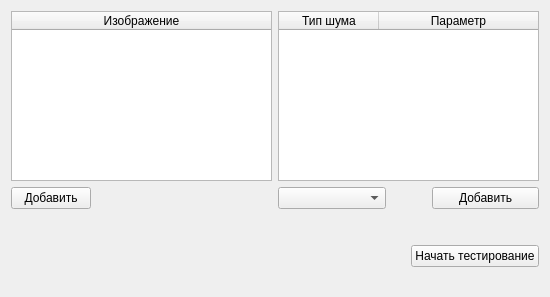
The window that ui/testingwidget.ui (massaraksh-yandex/thesis) describes before a commit, drawn with Qt 5.
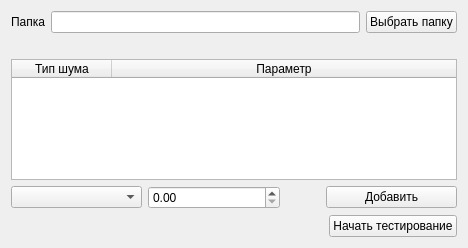
The same window after the commit.

What changed in the file:
```diff
--- a/ui/testingwidget.ui
+++ b/ui/testingwidget.ui
@@ -6,18 +6,61 @@
    <rect>
     <x>0</x>
     <y>0</y>
-    <width>550</width>
-    <height>297</height>
+    <width>468</width>
+    <height>248</height>
    </rect>
   </property>
   <property name="windowTitle">
    <string>Form</string>
   </property>
-  <layout class="QGridLayout" name="gridLayout">
-   <item row="0" column="1">
+  <layout class="QVBoxLayout" name="verticalLayout">
+   <item>
+    <layout class="QHBoxLayout" name="horizontalLayout">
+     <item>
+      <widget class="QLabel" name="label">
+       <property name="text">
+        <string>Папка</string>
+       </property>
+      </widget>
+     </item>
+     <item>
+      <widget class="QLineEdit" name="linePath"/>
+     </item>
+     <item>
+      <widget class="QPushButton" name="pushOpen">
+       <property name="text">
+        <string>Выбрать папку</string>
+       </property>
+      </widget>
+     </item>
+    </layout>
+   </item>
+   <item>
     <layout class="QVBoxLayout" name="verticalLayout_2">
      <item>
-      <widget class="QTableWidget" name="tableWidget">
+      <spacer name="verticalSpacer">
+       <property name="orientation">
+        <enum>Qt::Vertical</enum>
+       </property>
+       <property name="sizeType">
+        <enum>QSizePolicy::Fixed</enum>
+       </property>
+       <property name="sizeHint" stdset="0">
+        <size>
+         <width>20</width>
+         <height>20</height>
+        </size>
+       </property>
+      </spacer>
+     </item>
+     <item>
+      <widget class="QTableWidget" name="tableNoise">
+       <property name="editTriggers">
+        <set>QAbstractItemView::NoEditTriggers</set>
+       </property>
+       <property name="selectionBehavior">
+        <enum>QAbstractItemView::SelectRows</enum>
+       </property>
        <attribute name="horizontalHeaderStretchLastSection">
         <bool>true</bool>
        </attribute>
@@ -36,7 +79,14 @@
      <item>
       <layout class="QHBoxLayout" name="horizontalLayout_2">
        <item>
-        <widget class="QComboBox" name="comboBox"/>
+        <widget class="QComboBox" name="comboNoise"/>
+       </item>
+       <item>
+        <widget class="QDoubleSpinBox" name="spinValue">
+         <property name="singleStep">
+          <double>0.100000000000000</double>
+         </property>
+        </widget>
        </item>
        <item>
         <spacer name="horizontalSpacer_2">
@@ -65,63 +115,7 @@
      </item>
     </layout>
    </item>
-   <item row="1" column="0" colspan="2">
-    <spacer name="verticalSpacer">
-     <property name="orientation">
-      <enum>Qt::Vertical</enum>
-     </property>
-     <property name="sizeType">
-      <enum>QSizePolicy::Fixed</enum>
-     </property>
-     <property name="sizeHint" stdset="0">
-      <size>
-       <width>20</width>
-       <height>30</height>
-      </size>
-     </property>
-    </spacer>
-   </item>
-   <item row="0" column="0">
-    <layout class="QVBoxLayout" name="verticalLayout">
-     <item>
-      <widget class="QTableWidget" name="tableWidget_2">
-       <attribute name="horizontalHeaderStretchLastSection">
-        <bool>true</bool>
-       </attribute>
-       <column>
-        <property name="text">
-         <string>Изображение</string>
-        </property>
-       </column>
-      </widget>
-     </item>
-     <item>
-      <layout class="QHBoxLayout" name="horizontalLayout">
-       <item>
-        <widget class="QPushButton" name="pushButton">
-         <property name="text">
-          <string>Добавить</string>
-         </property>
-        </widget>
-       </item>
-       <item>
-        <spacer name="horizontalSpacer">
-         <property name="orientation">
-          <enum>Qt::Horizontal</enum>
-         </property>
-         <property name="sizeHint" stdset="0">
-          <size>
-           <width>40</width>
-           <height>20</height>
-          </size>
-         </property>
-        </spacer>
-       </item>
-      </layout>
-     </item>
-    </layout>
-   </item>
-   <item row="2" column="0" colspan="2">
+   <item>
     <layout class="QHBoxLayout" name="horizontalLayout_3">
      <item>
       <spacer name="horizontalSpacer_3">
@@ -145,19 +139,6 @@
      </item>
     </layout>
    </item>
-   <item row="3" column="0" colspan="2">
-    <spacer name="verticalSpacer_2">
-     <property name="orientation">
-      <enum>Qt::Vertical</enum>
-     </property>
-     <property name="sizeHint" stdset="0">
-      <size>
-       <width>20</width>
-       <height>40</height>
-      </size>
-     </property>
-    </spacer>
-   </item>
   </layout>
  </widget>
  <resources/>
```
Left out of the diff: 4 changed lines with no effect on the pictures.
